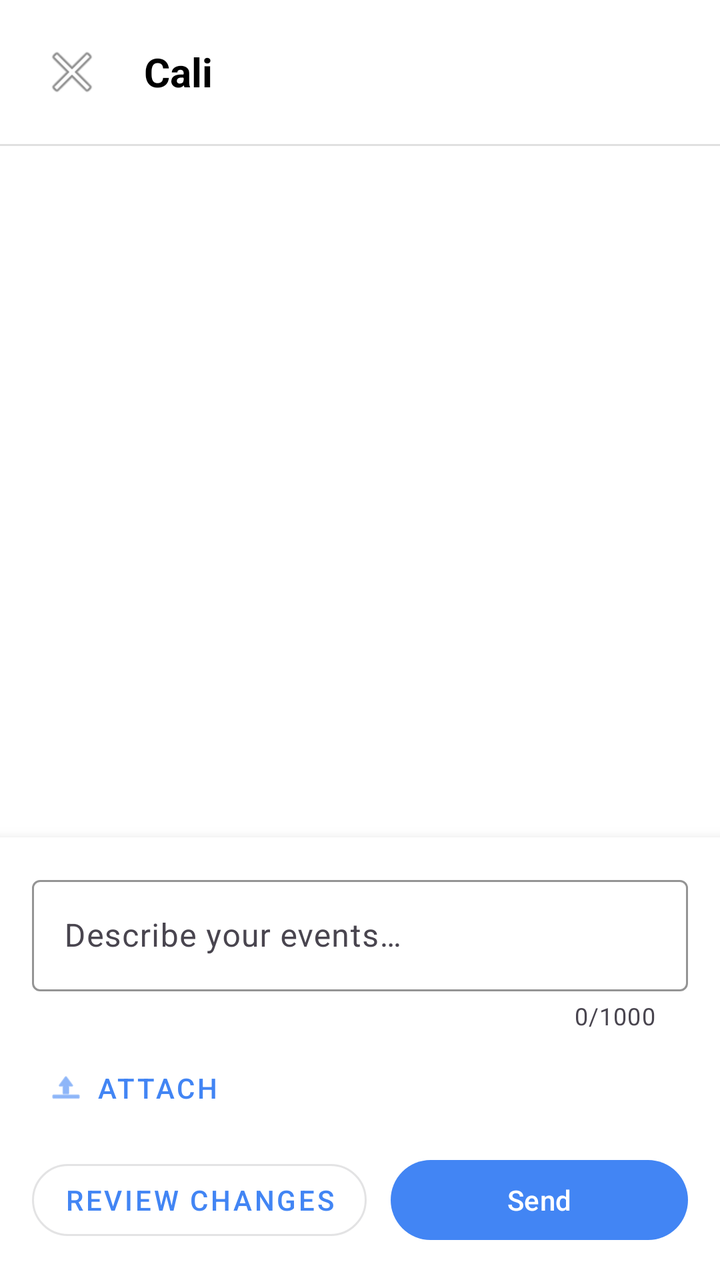
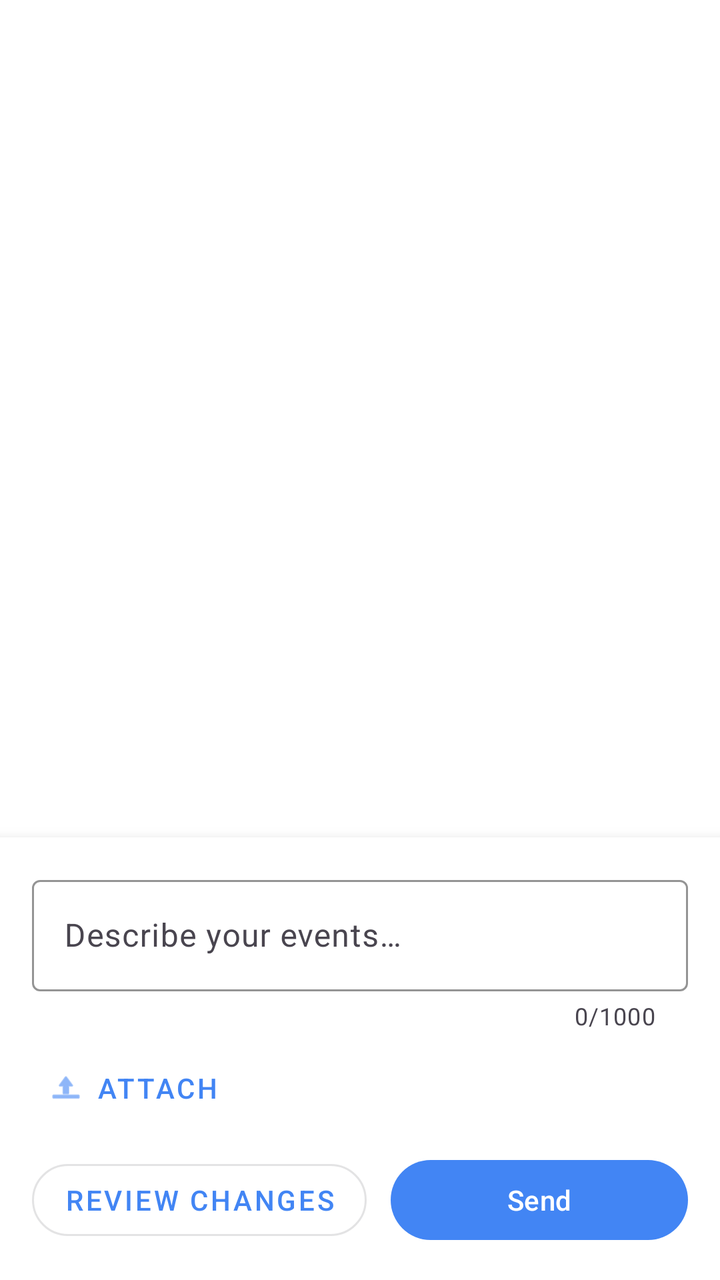

Two renders of the same Android screen: before a commit and after it. Below are the layout's source before the change and the commit's diff.
<!-- AndroidManifest.xml: application theme Theme.SmartCalendar -->
<!-- res/layout/fragment_ai_input.xml -->
<?xml version="1.0" encoding="utf-8"?>
<LinearLayout xmlns:android="http://schemas.android.com/apk/res/android"
    xmlns:app="http://schemas.android.com/apk/res-auto"
    android:layout_width="match_parent"
    android:layout_height="match_parent"
    android:orientation="vertical"
    android:background="@android:color/white">

    
    <LinearLayout
        android:layout_width="match_parent"
        android:layout_height="wrap_content"
        android:orientation="horizontal"
        android:gravity="center_vertical"
        android:padding="16dp">

        <ImageButton
            android:id="@+id/closeButton"
            android:layout_width="40dp"
            android:layout_height="40dp"
            android:background="?attr/selectableItemBackgroundBorderless"
            android:src="@android:drawable/ic_menu_close_clear_cancel"
            android:contentDescription="@string/cancel" />

        <TextView
            android:layout_width="0dp"
            android:layout_height="wrap_content"
            android:layout_weight="1"
            android:layout_marginStart="16dp"
            android:text="@string/ai_assistant"
            android:textSize="20sp"
            android:textStyle="bold"
            android:textColor="@android:color/black" />

    </LinearLayout>

    <View
        android:layout_width="match_parent"
        android:layout_height="1dp"
        android:background="@color/divider" />

    
    <androidx.recyclerview.widget.RecyclerView
        android:id="@+id/chatRecyclerView"
        android:layout_width="match_parent"
        android:layout_height="0dp"
        android:layout_weight="1"
        android:padding="12dp"
        android:clipToPadding="false" />

    
    <TextView
        android:id="@+id/errorText"
        android:layout_width="match_parent"
        android:layout_height="wrap_content"
        android:paddingHorizontal="16dp"
        android:textColor="@color/ai_confidence_low"
        android:visibility="gone" />

    
    <LinearLayout
        android:layout_width="match_parent"
        android:layout_height="wrap_content"
        android:orientation="vertical"
        android:padding="16dp"
        android:background="@android:color/white"
        android:elevation="8dp">

        <com.google.android.material.textfield.TextInputLayout
            android:id="@+id/inputLayout"
            android:layout_width="match_parent"
            android:layout_height="wrap_content"
            android:hint="@string/ai_input_hint"
            app:boxBackgroundMode="outline"
            app:boxStrokeColor="@color/primary_blue"
            app:counterEnabled="true"
            app:counterMaxLength="1000">

            <com.google.android.material.textfield.TextInputEditText
                android:id="@+id/textInput"
                android:layout_width="match_parent"
                android:layout_height="wrap_content"
                android:inputType="text"
                android:maxLength="1000" />

        </com.google.android.material.textfield.TextInputLayout>

        <LinearLayout
            android:layout_width="match_parent"
            android:layout_height="wrap_content"
            android:layout_marginTop="8dp"
            android:orientation="horizontal"
            android:gravity="center_vertical">

            <com.google.android.material.button.MaterialButton
                android:id="@+id/attachButton"
                android:layout_width="wrap_content"
                android:layout_height="40dp"
                android:text="@string/ai_attach"
                style="@style/Widget.MaterialComponents.Button.TextButton"
                app:icon="@android:drawable/ic_menu_upload"
                app:iconPadding="6dp" />

            <com.google.android.material.button.MaterialButton
                android:id="@+id/clearAttachmentsButton"
                android:layout_width="wrap_content"
                android:layout_height="40dp"
                android:layout_marginStart="8dp"
                android:text="@string/ai_clear_attachments"
                style="@style/Widget.MaterialComponents.Button.TextButton"
                android:visibility="gone" />

        </LinearLayout>

        <LinearLayout
            android:id="@+id/attachmentsContainer"
            android:layout_width="match_parent"
            android:layout_height="wrap_content"
            android:layout_marginTop="6dp"
            android:orientation="vertical"
            android:visibility="gone" />

        <LinearLayout
            android:layout_width="match_parent"
            android:layout_height="wrap_content"
            android:orientation="horizontal"
            android:layout_marginTop="12dp"
            android:gravity="center_vertical">

            <com.google.android.material.button.MaterialButton
                android:id="@+id/reviewButton"
                android:layout_width="wrap_content"
                android:layout_height="48dp"
                android:paddingHorizontal="16dp"
                android:text="@string/ai_review_changes"
                style="@style/Widget.MaterialComponents.Button.OutlinedButton"
                app:cornerRadius="24dp" />

            <com.google.android.material.button.MaterialButton
                android:id="@+id/processButton"
                android:layout_width="0dp"
                android:layout_height="48dp"
                android:layout_weight="1"
                android:layout_marginStart="12dp"
                android:text="@string/ai_send"
                app:backgroundTint="@color/primary_blue"
                app:cornerRadius="24dp" />

        </LinearLayout>

        <ProgressBar
            android:id="@+id/progressBar"
            android:layout_width="wrap_content"
            android:layout_height="wrap_content"
            android:layout_gravity="center"
            android:visibility="gone" />

    </LinearLayout>

</LinearLayout>
<!-- resources referenced by this layout -->
<resources>
  <color name="ai_confidence_low">#F44336</color>
  <color name="divider">#E0E0E0</color>
  <color name="primary_blue">#4285F4</color>
  <string name="ai_assistant">Cali</string>
  <string name="ai_attach">Attach</string>
  <string name="ai_clear_attachments">Clear</string>
  <string name="ai_input_hint">Describe your events…</string>
  <string name="ai_review_changes">Review Changes</string>
  <string name="ai_send">Send</string>
  <string name="cancel">Cancel</string>
  <style name="Theme.SmartCalendar" parent="Base.Theme.SmartCalendar" />
  <style name="Base.Theme.SmartCalendar" parent="Theme.Material3.DayNight.NoActionBar">
          
          <item name="colorPrimary">@color/primary_blue</item>
          <item name="colorPrimaryDark">@color/primary_blue_dark</item>
          <item name="colorAccent">@color/primary_blue</item>
          
          
          <item name="android:statusBarColor">@color/white</item>
          <item name="android:windowLightStatusBar">true</item>
      </style>
  <color name="primary_blue_dark">#3367D6</color>
  <color name="white">#FFFFFFFF</color>
</resources>

<!-- the commit's change to res/layout/fragment_ai_input.xml (unified diff, before → after) -->
@@ -8,36 +8,45 @@
 
     
     <LinearLayout
+        android:id="@+id/headerContainer"
         android:layout_width="match_parent"
         android:layout_height="wrap_content"
-        android:orientation="horizontal"
-        android:gravity="center_vertical"
-        android:padding="16dp">
+        android:orientation="vertical"
+        android:visibility="gone">
 
-        <ImageButton
-            android:id="@+id/closeButton"
-            android:layout_width="40dp"
-            android:layout_height="40dp"
-            android:background="?attr/selectableItemBackgroundBorderless"
-            android:src="@android:drawable/ic_menu_close_clear_cancel"
-            android:contentDescription="@string/cancel" />
+        <LinearLayout
+            android:layout_width="match_parent"
+            android:layout_height="wrap_content"
+            android:orientation="horizontal"
+            android:gravity="center_vertical"
+            android:padding="16dp">
 
-        <TextView
-            android:layout_width="0dp"
-            android:layout_height="wrap_content"
-            android:layout_weight="1"
-            android:layout_marginStart="16dp"
-            android:text="@string/ai_assistant"
-            android:textSize="20sp"
-            android:textStyle="bold"
-            android:textColor="@android:color/black" />
+            <ImageButton
+                android:id="@+id/closeButton"
+                android:layout_width="40dp"
+                android:layout_height="40dp"
+                android:background="?attr/selectableItemBackgroundBorderless"
+                android:src="@android:drawable/ic_menu_close_clear_cancel"
+                android:contentDescription="@string/cancel" />
+
+            <TextView
+                android:layout_width="0dp"
+                android:layout_height="wrap_content"
+                android:layout_weight="1"
+                android:layout_marginStart="16dp"
+                android:text="@string/ai_assistant"
+                android:textSize="20sp"
+                android:textStyle="bold"
+                android:textColor="@android:color/black" />
+
+        </LinearLayout>
+
+        <View
+            android:layout_width="match_parent"
+            android:layout_height="1dp"
+            android:background="@color/divider" />
 
     </LinearLayout>
-
-    <View
-        android:layout_width="match_parent"
-        android:layout_height="1dp"
-        android:background="@color/divider" />
 
     
     <androidx.recyclerview.widget.RecyclerView
